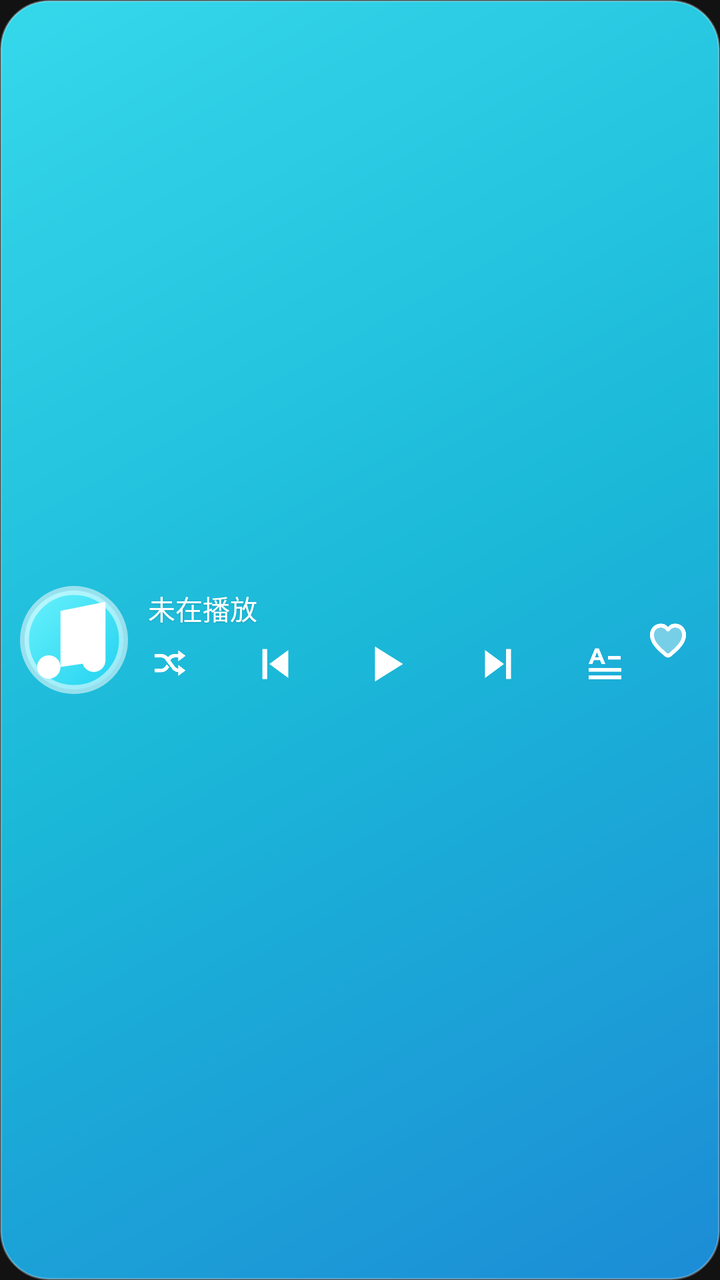
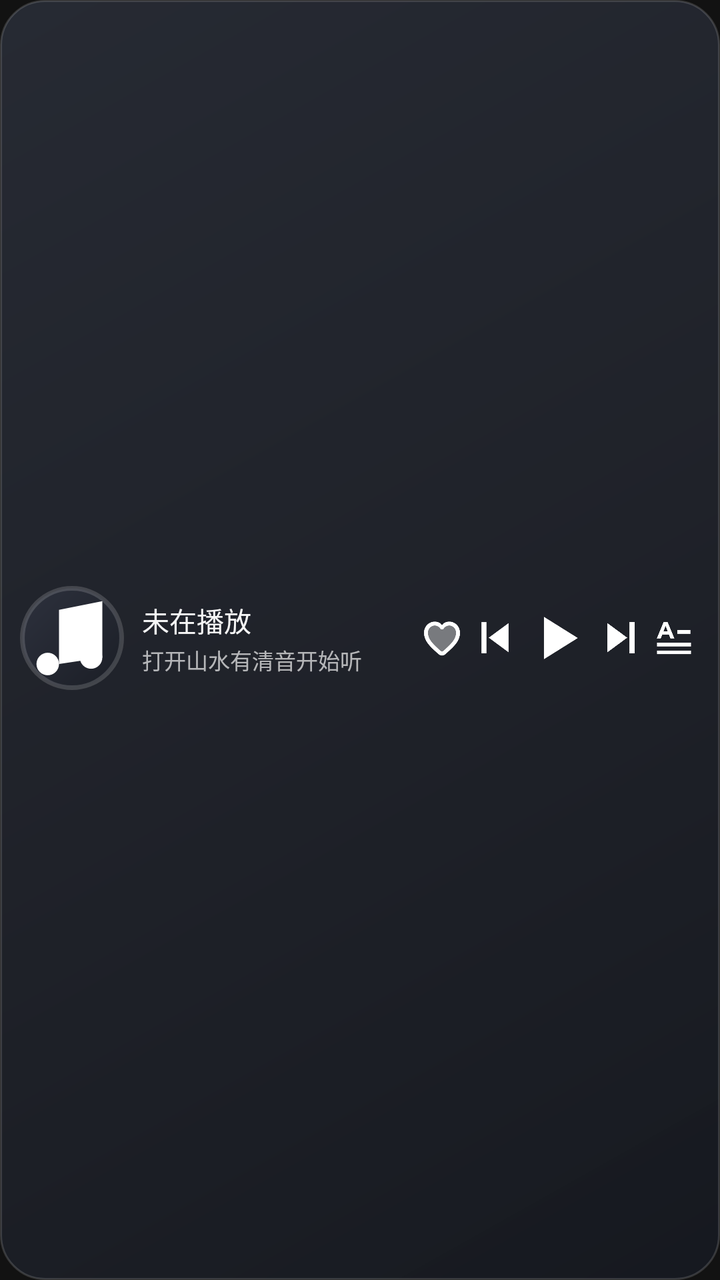

Compare the two renders of this Android layout. The source of the first and the diff that turns it into the second are given below.
<!-- AndroidManifest.xml: application theme Theme.Sonance -->
<!-- res/layout/widget_bar.xml -->
<?xml version="1.0" encoding="utf-8"?>
<FrameLayout xmlns:android="http://schemas.android.com/apk/res/android"
    android:id="@+id/widget_root"
    android:layout_width="match_parent"
    android:layout_height="match_parent"
    android:background="@android:color/transparent">

    <ImageView
        android:id="@+id/widget_bg_img"
        android:layout_width="match_parent"
        android:layout_height="match_parent"
        android:importantForAccessibility="no"
        android:scaleType="fitXY"
        android:src="@drawable/widget_bg" />

    <LinearLayout
        android:layout_width="match_parent"
        android:layout_height="match_parent"
        android:gravity="center_vertical"
        android:orientation="horizontal"
        android:paddingStart="10dp"
        android:paddingTop="6dp"
        android:paddingEnd="14dp"
        android:paddingBottom="6dp">

        <ImageView
            android:id="@+id/widget_cover"
            android:layout_width="54dp"
            android:layout_height="54dp"
            android:contentDescription="@string/widget_cover_desc"
            android:scaleType="fitCenter"
            android:src="@drawable/widget_placeholder" />

        <LinearLayout
            android:layout_width="0dp"
            android:layout_height="match_parent"
            android:layout_marginStart="10dp"
            android:layout_marginEnd="8dp"
            android:layout_weight="1"
            android:gravity="center_vertical"
            android:orientation="vertical">

            
            <FrameLayout
                android:layout_width="match_parent"
                android:layout_height="wrap_content">

                    <LinearLayout
                        android:id="@+id/widget_info_group"
                        android:layout_width="match_parent"
                        android:layout_height="wrap_content"
                        android:orientation="vertical">

                        <TextView
                            android:id="@+id/widget_title"
                            android:layout_width="match_parent"
                            android:layout_height="wrap_content"
                            android:ellipsize="end"
                            android:fontFamily="sans-serif-medium"
                            android:includeFontPadding="false"
                            android:maxLines="1"
                            android:shadowColor="#26000000"
                            android:shadowDy="1"
                            android:shadowRadius="2"
                            android:text="@string/widget_idle_title"
                            android:textColor="#FFFFFFFF"
                            android:textSize="13.5sp" />

                        <TextView
                            android:id="@+id/widget_artist"
                            android:layout_width="0dp"
                            android:layout_height="0dp"
                            android:visibility="gone" />
                    </LinearLayout>

                    <LinearLayout
                        android:id="@+id/widget_lyric_group"
                        android:layout_width="match_parent"
                        android:layout_height="wrap_content"
                        android:orientation="vertical"
                        android:visibility="gone">

                        <TextView
                            android:id="@+id/widget_lyric_prev"
                            android:layout_width="0dp"
                            android:layout_height="0dp"
                            android:visibility="gone" />

                        <TextView
                            android:id="@+id/widget_lyric_cur"
                            android:layout_width="match_parent"
                            android:layout_height="wrap_content"
                            android:ellipsize="end"
                            android:fontFamily="sans-serif-medium"
                            android:includeFontPadding="false"
                            android:maxLines="1"
                            android:shadowColor="#26000000"
                            android:shadowDy="1"
                            android:shadowRadius="2"
                            android:textColor="#FFFFFFFF"
                            android:textSize="13.5sp" />

                        <TextView
                            android:id="@+id/widget_lyric_next"
                            android:layout_width="0dp"
                            android:layout_height="0dp"
                            android:visibility="gone" />
                    </LinearLayout>
            </FrameLayout>

            
            <LinearLayout
                android:id="@+id/widget_controls"
                android:layout_width="match_parent"
                android:layout_height="wrap_content"
                android:layout_marginTop="4dp"
                android:gravity="center_vertical"
                android:orientation="horizontal">

                <ImageView
                    android:id="@+id/widget_mode"
                    android:layout_width="22dp"
                    android:layout_height="22dp"
                    android:background="@drawable/widget_btn_ripple"
                    android:contentDescription="@string/widget_mode_desc"
                    android:scaleType="fitCenter"
                    android:src="@drawable/widget_ic_mode_shuffle" />

                <FrameLayout
                    android:layout_width="0dp"
                    android:layout_height="1dp"
                    android:layout_weight="1" />

                <ImageView
                    android:id="@+id/widget_prev"
                    android:layout_width="24dp"
                    android:layout_height="24dp"
                    android:background="@drawable/widget_btn_ripple"
                    android:contentDescription="@string/widget_prev_desc"
                    android:scaleType="fitCenter"
                    android:src="@drawable/widget_ic_prev" />

                <FrameLayout
                    android:layout_width="0dp"
                    android:layout_height="1dp"
                    android:layout_weight="1" />

                <ImageView
                    android:id="@+id/widget_play"
                    android:layout_width="28dp"
                    android:layout_height="28dp"
                    android:background="@drawable/widget_btn_ripple"
                    android:contentDescription="@string/widget_play_desc"
                    android:scaleType="fitCenter"
                    android:src="@drawable/widget_ic_play" />

                <FrameLayout
                    android:layout_width="0dp"
                    android:layout_height="1dp"
                    android:layout_weight="1" />

                <ImageView
                    android:id="@+id/widget_next"
                    android:layout_width="24dp"
                    android:layout_height="24dp"
                    android:background="@drawable/widget_btn_ripple"
                    android:contentDescription="@string/widget_next_desc"
                    android:scaleType="fitCenter"
                    android:src="@drawable/widget_ic_next" />

                <FrameLayout
                    android:layout_width="0dp"
                    android:layout_height="1dp"
                    android:layout_weight="1" />

                <ImageView
                    android:id="@+id/widget_lyric_toggle"
                    android:layout_width="23dp"
                    android:layout_height="23dp"
                    android:background="@drawable/widget_btn_ripple"
                    android:contentDescription="@string/widget_lyric_desc"
                    android:scaleType="fitCenter"
                    android:src="@drawable/widget_ic_lyric" />
            </LinearLayout>
        </LinearLayout>

        
        <ImageView
            android:id="@+id/widget_fav"
            android:layout_width="24dp"
            android:layout_height="24dp"
            android:background="@drawable/widget_btn_ripple"
            android:contentDescription="@string/widget_fav_desc"
            android:scaleType="fitCenter"
            android:src="@drawable/widget_ic_heart_outline" />
    </LinearLayout>

    
    <TextView
        android:id="@+id/widget_brand"
        android:layout_width="0dp"
        android:layout_height="0dp"
        android:visibility="gone" />

    <LinearLayout
        android:id="@+id/widget_progress_row"
        android:layout_width="0dp"
        android:layout_height="0dp"
        android:orientation="horizontal"
        android:visibility="gone">

        <TextView
            android:id="@+id/widget_time_cur"
            android:layout_width="wrap_content"
            android:layout_height="wrap_content" />

        <ImageView
            android:id="@+id/widget_progress"
            android:layout_width="0dp"
            android:layout_height="0dp"
            android:layout_weight="1"
            android:importantForAccessibility="no" />

        <TextView
            android:id="@+id/widget_time_total"
            android:layout_width="wrap_content"
            android:layout_height="wrap_content" />
    </LinearLayout>
</FrameLayout>
<!-- resources referenced by this layout -->
<resources>
  <!-- drawable widget_bg (drawable) -->
  <?xml version="1.0" encoding="utf-8"?>
  <shape xmlns:android="http://schemas.android.com/apk/res/android"
      android:shape="rectangle">
      <gradient
          android:angle="315"
          android:centerColor="#FF1BB8D8"
          android:endColor="#FF1C8CD6"
          android:startColor="#FF35D8EB"
          android:type="linear" />
      <corners android:radius="24dp" />
      <stroke
          android:width="1dp"
          android:color="#48FFFFFF" />
  </shape>
  <!-- drawable widget_btn_ripple (drawable) -->
  <?xml version="1.0" encoding="utf-8"?>
  <ripple xmlns:android="http://schemas.android.com/apk/res/android"
      android:color="#33FFFFFF" />
  <!-- drawable widget_ic_mode_shuffle (drawable) -->
  <?xml version="1.0" encoding="utf-8"?>
  <vector xmlns:android="http://schemas.android.com/apk/res/android"
      android:width="24dp"
      android:height="24dp"
      android:viewportWidth="24"
      android:viewportHeight="24">
      
      <path
          android:fillColor="#FFFFFFFF"
          android:pathData="M16.5,4.5 L20.5,7.5 L16.5,10.5 L16.5,8.5 L14.6,8.5 C13.7,8.5 12.9,9.0 12.3,9.8 L11.4,11.1 L10.0,9.5 L10.9,8.3 C11.8,7.1 13.1,6.5 14.6,6.5 L16.5,6.5 Z" />
      <path
          android:fillColor="#FFFFFFFF"
          android:pathData="M3.5,6.5 L7.2,6.5 C8.7,6.5 10.0,7.1 10.9,8.3 L14.7,13.4 C15.2,14.1 16.0,14.5 16.9,14.5 L16.5,14.5 L16.5,12.5 L20.5,15.5 L16.5,18.5 L16.5,16.5 L16.9,16.5 C15.4,16.5 14.0,15.8 13.1,14.6 L9.3,9.5 C8.8,8.8 8.0,8.5 7.2,8.5 L3.5,8.5 Z" />
      <path
          android:fillColor="#FFFFFFFF"
          android:pathData="M3.5,14.5 L7.2,14.5 C8.0,14.5 8.8,14.1 9.3,13.4 L10.2,12.2 L11.6,13.8 L10.9,14.6 C10.0,15.8 8.7,16.5 7.2,16.5 L3.5,16.5 Z" />
  </vector>
  <!-- drawable widget_ic_play (drawable) -->
  <?xml version="1.0" encoding="utf-8"?>
  <vector xmlns:android="http://schemas.android.com/apk/res/android"
      android:width="24dp"
      android:height="24dp"
      android:viewportWidth="24"
      android:viewportHeight="24">
      <path
          android:fillColor="#FFFFFFFF"
          android:pathData="M7,4.5 L19,12 L7,19.5 Z" />
  </vector>
  <!-- drawable widget_placeholder (drawable) -->
  <?xml version="1.0" encoding="utf-8"?>
  <layer-list xmlns:android="http://schemas.android.com/apk/res/android">
      <item>
          <shape android:shape="oval">
              <gradient
                  android:angle="315"
                  android:endColor="#D920D4F2"
                  android:startColor="#F06EF5FF"
                  android:type="linear" />
              <stroke
                  android:width="1.5dp"
                  android:color="#88FFFFFF" />
          </shape>
      </item>
      <item
          android:bottom="10dp"
          android:left="10dp"
          android:right="10dp"
          android:top="10dp">
          <shape android:shape="oval">
              <gradient
                  android:angle="270"
                  android:endColor="#FF167CB8"
                  android:startColor="#FF32C5E2"
                  android:type="linear" />
              <stroke
                  android:width="1.2dp"
                  android:color="#99FFFFFF" />
          </shape>
      </item>
      <item
          android:drawable="@drawable/widget_ic_note"
          android:gravity="center"
          android:width="20dp"
          android:height="20dp" />
  </layer-list>
  <string name="widget_cover_desc">专辑封面</string>
  <string name="widget_fav_desc">收藏或取消收藏</string>
  <string name="widget_idle_title">未在播放</string>
  <string name="widget_lyric_desc">显示或隐藏歌词</string>
  <string name="widget_mode_desc">切换播放模式</string>
  <string name="widget_next_desc">下一首</string>
  <string name="widget_play_desc">播放或暂停</string>
  <string name="widget_prev_desc">上一首</string>
  <color name="window_bg">#FF121212</color>
  <!-- unchanged entries left out for length: 6 -->
</resources>

<!-- the commit's change to res/layout/widget_bar.xml (unified diff, before → after) -->
@@ -19,211 +19,193 @@
         android:gravity="center_vertical"
         android:orientation="horizontal"
         android:paddingStart="10dp"
-        android:paddingTop="6dp"
-        android:paddingEnd="14dp"
-        android:paddingBottom="6dp">
+        android:paddingTop="8dp"
+        android:paddingEnd="11dp"
+        android:paddingBottom="10dp">
 
         <ImageView
             android:id="@+id/widget_cover"
-            android:layout_width="54dp"
-            android:layout_height="54dp"
+            android:layout_width="52dp"
+            android:layout_height="52dp"
             android:contentDescription="@string/widget_cover_desc"
             android:scaleType="fitCenter"
             android:src="@drawable/widget_placeholder" />
 
-        <LinearLayout
-            android:layout_width="0dp"
-            android:layout_height="match_parent"
-            android:layout_marginStart="10dp"
-            android:layout_marginEnd="8dp"
-            android:layout_weight="1"
-            android:gravity="center_vertical"
-            android:orientation="vertical">
-
-            
-            <FrameLayout
-                android:layout_width="match_parent"
-                android:layout_height="wrap_content">
-
-                    <LinearLayout
-                        android:id="@+id/widget_info_group"
-                        android:layout_width="match_parent"
-                        android:layout_height="wrap_content"
-                        android:orientation="vertical">
-
-                        <TextView
-                            android:id="@+id/widget_title"
-                            android:layout_width="match_parent"
-                            android:layout_height="wrap_content"
-                            android:ellipsize="end"
-                            android:fontFamily="sans-serif-medium"
-                            android:includeFontPadding="false"
-                            android:maxLines="1"
-                            android:shadowColor="#26000000"
-                            android:shadowDy="1"
-                            android:shadowRadius="2"
-                            android:text="@string/widget_idle_title"
-                            android:textColor="#FFFFFFFF"
-                            android:textSize="13.5sp" />
-
-                        <TextView
-                            android:id="@+id/widget_artist"
-                            android:layout_width="0dp"
-                            android:layout_height="0dp"
-                            android:visibility="gone" />
-                    </LinearLayout>
-
-                    <LinearLayout
-                        android:id="@+id/widget_lyric_group"
-                        android:layout_width="match_parent"
-                        android:layout_height="wrap_content"
-                        android:orientation="vertical"
-                        android:visibility="gone">
-
-                        <TextView
-                            android:id="@+id/widget_lyric_prev"
-                            android:layout_width="0dp"
-                            android:layout_height="0dp"
-                            android:visibility="gone" />
-
-                        <TextView
-                            android:id="@+id/widget_lyric_cur"
-                            android:layout_width="match_parent"
-                            android:layout_height="wrap_content"
-                            android:ellipsize="end"
-                            android:fontFamily="sans-serif-medium"
-                            android:includeFontPadding="false"
-                            android:maxLines="1"
-                            android:shadowColor="#26000000"
-                            android:shadowDy="1"
-                            android:shadowRadius="2"
-                            android:textColor="#FFFFFFFF"
-                            android:textSize="13.5sp" />
-
-                        <TextView
-                            android:id="@+id/widget_lyric_next"
-                            android:layout_width="0dp"
-                            android:layout_height="0dp"
-                            android:visibility="gone" />
-                    </LinearLayout>
-            </FrameLayout>
-
-            
+        <FrameLayout
+            android:layout_width="0dp"
+            android:layout_height="wrap_content"
+            android:layout_marginStart="9dp"
+            android:layout_marginEnd="6dp"
+            android:layout_weight="1">
+
             <LinearLayout
-                android:id="@+id/widget_controls"
+                android:id="@+id/widget_info_group"
                 android:layout_width="match_parent"
                 android:layout_height="wrap_content"
-                android:layout_marginTop="4dp"
-                android:gravity="center_vertical"
-                android:orientation="horizontal">
-
-                <ImageView
-                    android:id="@+id/widget_mode"
-                    android:layout_width="22dp"
-                    android:layout_height="22dp"
-                    android:background="@drawable/widget_btn_ripple"
-                    android:contentDescription="@string/widget_mode_desc"
-                    android:scaleType="fitCenter"
-                    android:src="@drawable/widget_ic_mode_shuffle" />
-
-                <FrameLayout
+                android:orientation="vertical">
+
+                <TextView
+                    android:id="@+id/widget_title"
+                    android:layout_width="match_parent"
+                    android:layout_height="wrap_content"
+                    android:ellipsize="end"
+                    android:fontFamily="sans-serif-medium"
+                    android:includeFontPadding="false"
+                    android:maxLines="1"
+                    android:text="@string/widget_idle_title"
+                    android:textColor="#F5FFFFFF"
+                    android:textSize="13.5sp" />
+
+                <TextView
+                    android:id="@+id/widget_artist"
+                    android:layout_width="match_parent"
+                    android:layout_height="wrap_content"
+                    android:layout_marginTop="2dp"
+                    android:ellipsize="end"
+                    android:includeFontPadding="false"
+                    android:maxLines="1"
+                    android:text="@string/widget_idle_subtitle"
+                    android:textColor="#ABFFFFFF"
+                    android:textSize="11sp" />
+            </LinearLayout>
+
+            <LinearLayout
+                android:id="@+id/widget_lyric_group"
+                android:layout_width="match_parent"
+                android:layout_height="wrap_content"
+                android:orientation="vertical"
+                android:visibility="gone">
+
+                <TextView
+                    android:id="@+id/widget_lyric_prev"
                     android:layout_width="0dp"
-                    android:layout_height="1dp"
-                    android:layout_weight="1" />
-
-                <ImageView
-                    android:id="@+id/widget_prev"
-                    android:layout_width="24dp"
-                    android:layout_height="24dp"
-                    android:background="@drawable/widget_btn_ripple"
-                    android:contentDescription="@string/widget_prev_desc"
-                    android:scaleType="fitCenter"
-                    android:src="@drawable/widget_ic_prev" />
-
-                <FrameLayout
-                    android:layout_width="0dp"
-                    android:layout_height="1dp"
-                    android:layout_weight="1" />
-
-                <ImageView
-                    android:id="@+id/widget_play"
-                    android:layout_width="28dp"
-                    android:layout_height="28dp"
-                    android:background="@drawable/widget_btn_ripple"
-                    android:contentDescription="@string/widget_play_desc"
-                    android:scaleType="fitCenter"
-                    android:src="@drawable/widget_ic_play" />
-
-                <FrameLayout
-                    android:layout_width="0dp"
-                    android:layout_height="1dp"
-                    android:layout_weight="1" />
-
-                <ImageView
-                    android:id="@+id/widget_next"
-                    android:layout_width="24dp"
-                    android:layout_height="24dp"
-                    android:background="@drawable/widget_btn_ripple"
-                    android:contentDescription="@string/widget_next_desc"
-                    android:scaleType="fitCenter"
-                    android:src="@drawable/widget_ic_next" />
-
-                <FrameLayout
-                    android:layout_width="0dp"
-                    android:layout_height="1dp"
-                    android:layout_weight="1" />
-
-                <ImageView
-                    android:id="@+id/widget_lyric_toggle"
-                    android:layout_width="23dp"
-                    android:layout_height="23dp"
-                    android:background="@drawable/widget_btn_ripple"
-                    android:contentDescription="@string/widget_lyric_desc"
-                    android:scaleType="fitCenter"
-                    android:src="@drawable/widget_ic_lyric" />
+                    android:layout_height="0dp"
+                    android:visibility="gone" />
+
+                <TextView
+                    android:id="@+id/widget_lyric_cur"
+                    android:layout_width="match_parent"
+                    android:layout_height="wrap_content"
+                    android:ellipsize="end"
+                    android:fontFamily="sans-serif-medium"
+                    android:includeFontPadding="false"
+                    android:maxLines="1"
+                    android:textColor="#F5FFFFFF"
+                    android:textSize="13sp" />
+
+                <TextView
+                    android:id="@+id/widget_lyric_next"
+                    android:layout_width="match_parent"
+                    android:layout_height="wrap_content"
+                    android:layout_marginTop="2dp"
+                    android:ellipsize="end"
+                    android:includeFontPadding="false"
+                    android:maxLines="1"
+                    android:textColor="#94FFFFFF"
+                    android:textSize="10.5sp" />
             </LinearLayout>
+        </FrameLayout>
+
+        <LinearLayout
+            android:id="@+id/widget_controls"
+            android:layout_width="wrap_content"
+            android:layout_height="wrap_content"
+            android:gravity="center_vertical"
+            android:orientation="horizontal">
+
+            <ImageView
+                android:id="@+id/widget_fav"
+                android:layout_width="24dp"
+                android:layout_height="24dp"
+                android:background="@drawable/widget_btn_ripple"
+                android:contentDescription="@string/widget_fav_desc"
+                android:scaleType="fitCenter"
+                android:src="@drawable/widget_ic_heart_outline" />
+
+            <ImageView
+                android:id="@+id/widget_prev"
+                android:layout_width="25dp"
+                android:layout_height="25dp"
+                android:layout_marginStart="2dp"
+                android:background="@drawable/widget_btn_ripple"
+                android:contentDescription="@string/widget_prev_desc"
+                android:scaleType="fitCenter"
+                android:src="@drawable/widget_ic_prev" />
+
+            <ImageView
+                android:id="@+id/widget_play"
+                android:layout_width="34dp"
+                android:layout_height="34dp"
+                android:layout_marginStart="2dp"
+                android:background="@drawable/widget_btn_ripple"
+                android:contentDescription="@string/widget_play_desc"
+                android:scaleType="fitCenter"
+                android:src="@drawable/widget_ic_play" />
+
+            <ImageView
+                android:id="@+id/widget_next"
+                android:layout_width="25dp"
+                android:layout_height="25dp"
+                android:layout_marginStart="2dp"
+                android:background="@drawable/widget_btn_ripple"
+                android:contentDescription="@string/widget_next_desc"
+                android:scaleType="fitCenter"
+                android:src="@drawable/widget_ic_next" />
+
+            <ImageView
+                android:id="@+id/widget_lyric_toggle"
+                android:layout_width="24dp"
+                android:layout_height="24dp"
+                android:layout_marginStart="2dp"
+                android:background="@drawable/widget_btn_ripple"
+                android:contentDescription="@string/widget_lyric_desc"
+                android:scaleType="fitCenter"
+                android:src="@drawable/widget_ic_lyric" />
         </LinearLayout>
-
-        
+    </LinearLayout>
+
+    
+    <LinearLayout
+        android:id="@+id/widget_progress_row"
+        android:layout_width="match_parent"
+        android:layout_height="wrap_content"
+        android:layout_gravity="bottom"
+        android:layout_marginStart="16dp"
+        android:layout_marginEnd="16dp"
+        android:layout_marginBottom="2dp"
+        android:orientation="horizontal">
+
+        <TextView
+            android:id="@+id/widget_time_cur"
+            android:layout_width="0dp"
+            android:layout_height="0dp"
+            android:visibility="gone" />
+
         <ImageView
-            android:id="@+id/widget_fav"
-            android:layout_width="24dp"
-            android:layout_height="24dp"
-            android:background="@drawable/widget_btn_ripple"
-            android:contentDescription="@string/widget_fav_desc"
-            android:scaleType="fitCenter"
-            android:src="@drawable/widget_ic_heart_outline" />
+            android:id="@+id/widget_progress"
+            android:layout_width="0dp"
+            android:layout_height="3dp"
+            android:layout_weight="1"
+            android:importantForAccessibility="no"
+            android:scaleType="fitXY" />
+
+        <TextView
+            android:id="@+id/widget_time_total"
+            android:layout_width="0dp"
+            android:layout_height="0dp"
+            android:visibility="gone" />
     </LinearLayout>
 
-    
+    <ImageView
+        android:id="@+id/widget_mode"
+        android:layout_width="0dp"
+        android:layout_height="0dp"
+        android:importantForAccessibility="no"
+        android:visibility="gone" />
+
     <TextView
         android:id="@+id/widget_brand"
         android:layout_width="0dp"
         android:layout_height="0dp"
         android:visibility="gone" />
-
-    <LinearLayout
-        android:id="@+id/widget_progress_row"
-        android:layout_width="0dp"
-        android:layout_height="0dp"
-        android:orientation="horizontal"
-        android:visibility="gone">
-
-        <TextView
-            android:id="@+id/widget_time_cur"
-            android:layout_width="wrap_content"
-            android:layout_height="wrap_content" />
-
-        <ImageView
-            android:id="@+id/widget_progress"
-            android:layout_width="0dp"
-            android:layout_height="0dp"
-            android:layout_weight="1"
-            android:importantForAccessibility="no" />
-
-        <TextView
-            android:id="@+id/widget_time_total"
-            android:layout_width="wrap_content"
-            android:layout_height="wrap_content" />
-    </LinearLayout>
 </FrameLayout>
<!-- resource entries referenced after the edit -->
@@ -6,37 +6,19 @@
       android:shape="rectangle">
       <gradient
           android:angle="315"
-          android:centerColor="#FF1BB8D8"
-          android:endColor="#FF1C8CD6"
-          android:startColor="#FF35D8EB"
+          android:centerColor="#EB20232B"
+          android:endColor="#F2161920"
+          android:startColor="#E8282C36"
           android:type="linear" />
-      <corners android:radius="24dp" />
+      <corners android:radius="22dp" />
       <stroke
           android:width="1dp"
-          android:color="#48FFFFFF" />
+          android:color="#26FFFFFF" />
   </shape>
   <!-- drawable widget_btn_ripple (drawable) -->
   <?xml version="1.0" encoding="utf-8"?>
   <ripple xmlns:android="http://schemas.android.com/apk/res/android"
       android:color="#33FFFFFF" />
-  <!-- drawable widget_ic_mode_shuffle (drawable) -->
-  <?xml version="1.0" encoding="utf-8"?>
-  <vector xmlns:android="http://schemas.android.com/apk/res/android"
-      android:width="24dp"
-      android:height="24dp"
-      android:viewportWidth="24"
-      android:viewportHeight="24">
-      
-      <path
-          android:fillColor="#FFFFFFFF"
-          android:pathData="M16.5,4.5 L20.5,7.5 L16.5,10.5 L16.5,8.5 L14.6,8.5 C13.7,8.5 12.9,9.0 12.3,9.8 L11.4,11.1 L10.0,9.5 L10.9,8.3 C11.8,7.1 13.1,6.5 14.6,6.5 L16.5,6.5 Z" />
-      <path
-          android:fillColor="#FFFFFFFF"
-          android:pathData="M3.5,6.5 L7.2,6.5 C8.7,6.5 10.0,7.1 10.9,8.3 L14.7,13.4 C15.2,14.1 16.0,14.5 16.9,14.5 L16.5,14.5 L16.5,12.5 L20.5,15.5 L16.5,18.5 L16.5,16.5 L16.9,16.5 C15.4,16.5 14.0,15.8 13.1,14.6 L9.3,9.5 C8.8,8.8 8.0,8.5 7.2,8.5 L3.5,8.5 Z" />
-      <path
-          android:fillColor="#FFFFFFFF"
-          android:pathData="M3.5,14.5 L7.2,14.5 C8.0,14.5 8.8,14.1 9.3,13.4 L10.2,12.2 L11.6,13.8 L10.9,14.6 C10.0,15.8 8.7,16.5 7.2,16.5 L3.5,16.5 Z" />
-  </vector>
   <!-- drawable widget_ic_play (drawable) -->
   <?xml version="1.0" encoding="utf-8"?>
   <vector xmlns:android="http://schemas.android.com/apk/res/android"
@@ -52,44 +34,29 @@
   <?xml version="1.0" encoding="utf-8"?>
   <layer-list xmlns:android="http://schemas.android.com/apk/res/android">
       <item>
-          <shape android:shape="oval">
+          <shape android:shape="rectangle">
               <gradient
                   android:angle="315"
-                  android:endColor="#D920D4F2"
-                  android:startColor="#F06EF5FF"
+                  android:endColor="#FF1B1E26"
+                  android:startColor="#FF2D313D"
                   android:type="linear" />
+              <corners android:radius="14dp" />
               <stroke
-                  android:width="1.5dp"
-                  android:color="#88FFFFFF" />
-          </shape>
-      </item>
-      <item
-          android:bottom="10dp"
-          android:left="10dp"
-          android:right="10dp"
-          android:top="10dp">
-          <shape android:shape="oval">
-              <gradient
-                  android:angle="270"
-                  android:endColor="#FF167CB8"
-                  android:startColor="#FF32C5E2"
-                  android:type="linear" />
-              <stroke
-                  android:width="1.2dp"
-                  android:color="#99FFFFFF" />
+                  android:width="1dp"
+                  android:color="#28FFFFFF" />
           </shape>
       </item>
       <item
           android:drawable="@drawable/widget_ic_note"
           android:gravity="center"
-          android:width="20dp"
-          android:height="20dp" />
+          android:width="22dp"
+          android:height="22dp" />
   </layer-list>
   <string name="widget_cover_desc">专辑封面</string>
   <string name="widget_fav_desc">收藏或取消收藏</string>
+  <string name="widget_idle_subtitle">打开山水有清音开始听</string>
   <string name="widget_idle_title">未在播放</string>
   <string name="widget_lyric_desc">显示或隐藏歌词</string>
-  <string name="widget_mode_desc">切换播放模式</string>
   <string name="widget_next_desc">下一首</string>
   <string name="widget_play_desc">播放或暂停</string>
   <string name="widget_prev_desc">上一首</string>
